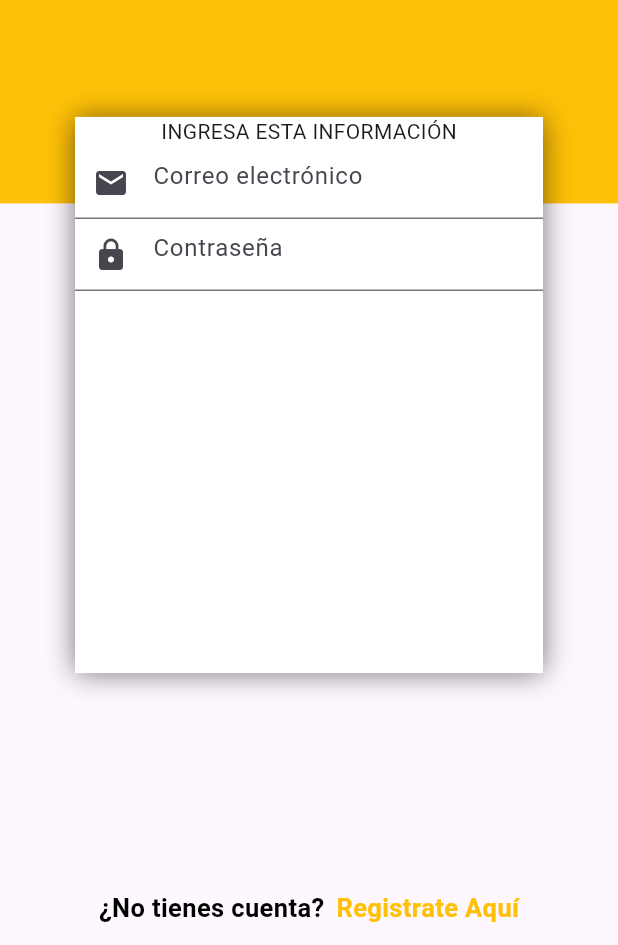
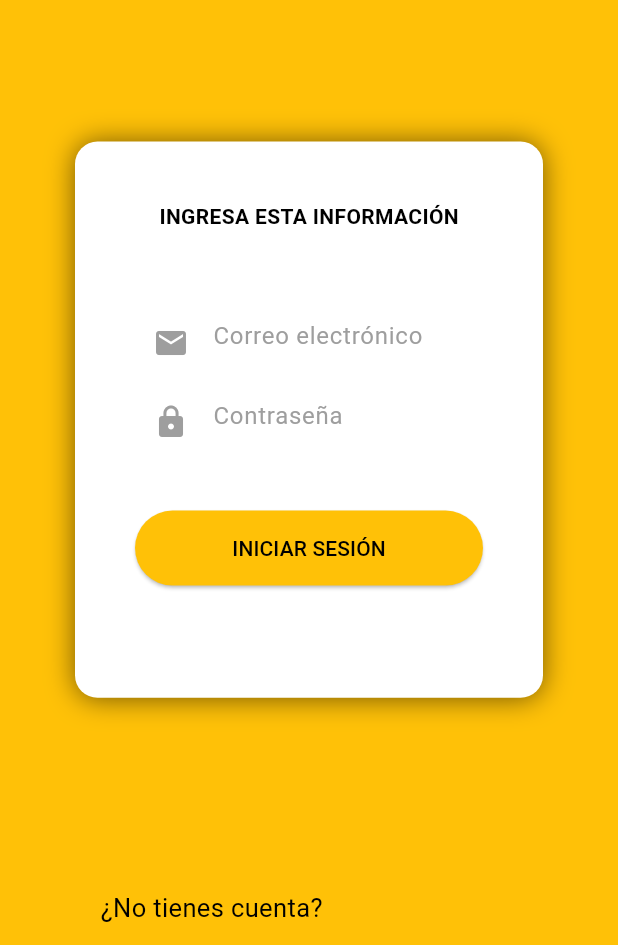
Before and after one commit to OrlayMolina/App_Delivery, a Flutter app: the screen it shows after launch, on a phone screen of 412 x 824 dp, the part 291-1236 px from its top. Run offline on Flutter 3.47's test engine with Material 3 defaults, Android fonts, the phone set to English and light mode, and no system bars; our stand-ins replace get.

Commit message:
Se agregan estilos en los textfileds de la aplicación.

```diff
--- a/flutter_delivery/lib/main.dart
+++ b/flutter_delivery/lib/main.dart
@@ -35,6 +35,22 @@
       getPages: [
         GetPage(name: '/', page: () => const LoginPage())
       ],
+      theme: ThemeData(
+        primaryColor: Colors.amber,
+        colorScheme: ColorScheme(
+            primary: Colors.amber,
+            secondary: Colors.amberAccent,
+            onSecondary: Colors.grey,
+            brightness: Brightness.light,
+            background: Colors.white,
+            onBackground: Colors.white,
+            onPrimary: Colors.amber,
+            surface: Colors.amber,
+            onSurface: Colors.grey,
+            error: Colors.grey,
+            onError: Colors.grey
+        )
+      ),
       navigatorKey: Get.key,
     );
   }
--- a/flutter_delivery/lib/src/pages/login/login_page.dart
+++ b/flutter_delivery/lib/src/pages/login/login_page.dart
@@ -38,7 +38,7 @@
       width: double.infinity,
       /// Recibe por parámetro el contexto (tamaño de pantalla, entre otros) para realizar el cálculo a tráves de porcenje
       /// de cuánto debería ocupar el color amarillo de fondo.
-      height: MediaQuery.of(context).size.height * 0.4,
+      height: MediaQuery.of(context).size.height * 0.42,
       color: Colors.amber,
     );
   }
@@ -58,9 +58,10 @@
   Widget _boxForm(BuildContext context){
     return Container(
       height: MediaQuery.of(context).size.height * 0.45,
-      margin: EdgeInsets.only(top: MediaQuery.of(context).size.height * 0.33, left: 50, right: 50),
+      margin: EdgeInsets.only(top: MediaQuery.of(context).size.height * 0.35, left: 50, right: 50),
       decoration: BoxDecoration(
         color: Colors.white,
+          borderRadius: BorderRadius.circular(15),
           boxShadow: <BoxShadow>[
           BoxShadow(
             color: Colors.black54,
@@ -69,45 +70,84 @@
           )
         ]
       ),
+      /// SingleChildScrollView arregla un problema de overflow o sobreposición en los textFileds.
+      child: SingleChildScrollView(
         child: Column(
           children: [
             _textYourInfo(),
             _textFieldEmail(),
-          _textFieldPassword()
+            _textFieldPassword(),
+            _buttonLogin()
           ],
+        ),
       ),
     );
   }
 
   /// Campo Textfield para ingresar correo.
   Widget _textFieldEmail(){
-    return TextField(
+    return Container(
+      margin: EdgeInsets.symmetric(horizontal: 40),
+      child: TextField(
         keyboardType: TextInputType.emailAddress,
         decoration: InputDecoration(
           hintText: 'Correo electrónico',
           /// Propiedad Icon nos habilita una galeria completa de imagenes que podemos utilizar en nuestros componentes.
           prefixIcon: Icon(Icons.email)
         ),
+      ),
     );
   }
 
   /// Campo Textfield para ingresar contraseña.
   Widget _textFieldPassword(){
-    return TextField(
+    return Container(
+      margin: EdgeInsets.symmetric(horizontal: 40, vertical: 5),
+      child: TextField(
         keyboardType: TextInputType.text,
         /// Propiedad que permite ocultar password.
-      obscureText: false,
+        obscureText: true,
         decoration: InputDecoration(
             hintText: 'Contraseña',
             /// Propiedad Icon nos habilita una galeria completa de imagenes que podemos utilizar en nuestros componentes.
             prefixIcon: Icon(Icons.lock)
+        ),
+      ),
+    );
+  }
+
+  /// Widget que muestra el botón de login.
+  Widget _buttonLogin(){
+    return Container(
+      width: double.infinity,
+      margin: EdgeInsets.symmetric(horizontal: 40, vertical: 30),
+      child: ElevatedButton(
+          onPressed: () {},
+          style: ElevatedButton.styleFrom(
+            padding: EdgeInsets.symmetric(vertical: 15)
+          ),
+          child: Text(
+            'INICIAR SESIÓN',
+            style: TextStyle(
+              color: Colors.black,
+            ),
+          )
       ),
     );
   }
 
   /// Text auxiliar en la pantalla principal.
   Widget _textYourInfo(){
-    return Text('INGRESA ESTA INFORMACIÓN');
+    return Container(
+      margin: EdgeInsets.only(top: 40, bottom: 50),
+        child: Text(
+            'INGRESA ESTA INFORMACIÓN',
+          style: TextStyle(
+            color: Colors.black,
+            fontWeight: FontWeight.bold,
+          ),
+        )
+    );
   }
 
   /// Texto que consulta al usuario sí ya tiene cuenta creada en la aplicación.
@@ -121,7 +161,6 @@
           '¿No tienes cuenta?',
           style: TextStyle(
               color: Colors.black,
-              fontWeight: FontWeight.bold,
               fontSize: 17
           ),
         ),
```
Lines whose indentation alone changed are shown as unchanged.
